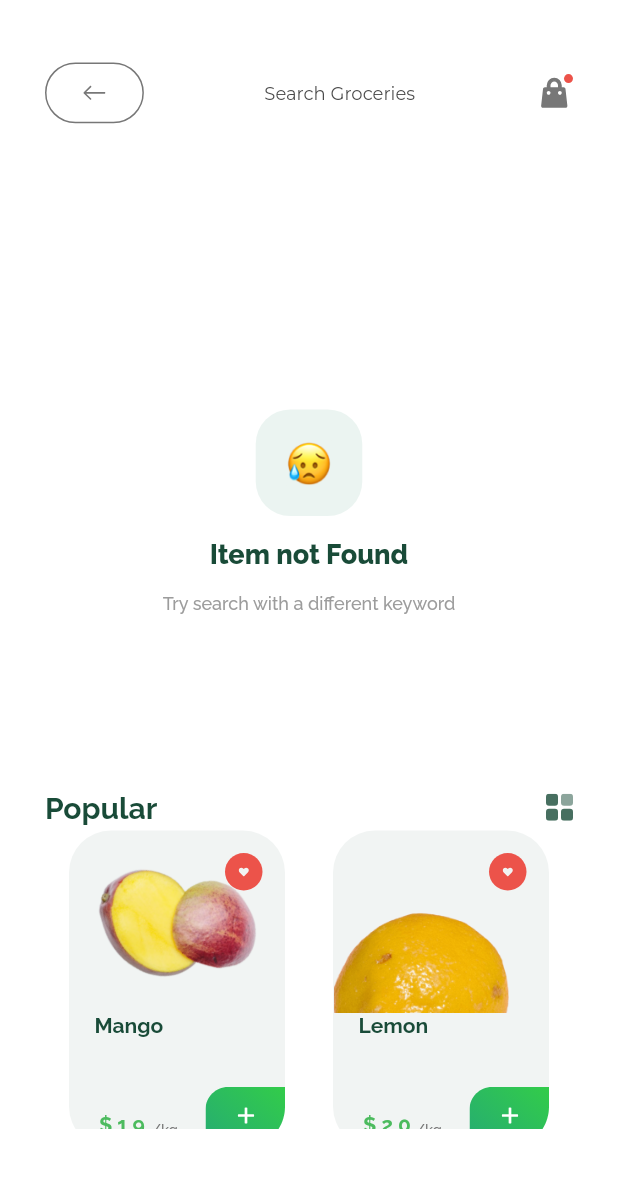
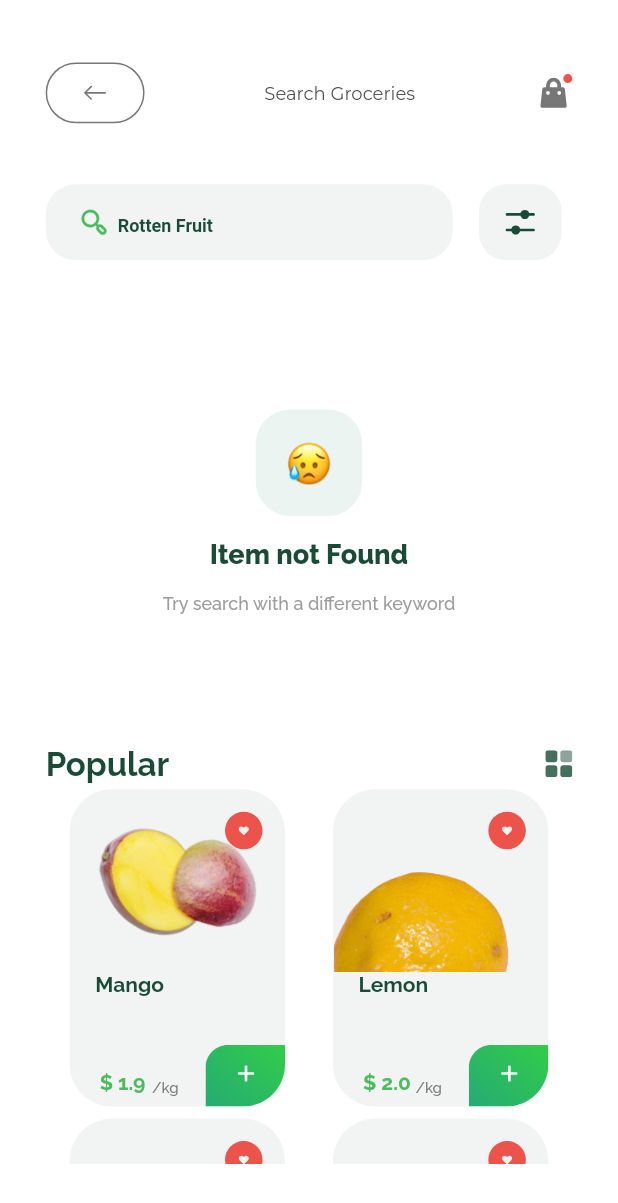
Before and after one commit to ravshan1119/git_tutorial, a Flutter app: the Screen2 screen opened directly, on a phone screen of 412 x 824 dp. Shown: the top 1203 px of the screen. Run offline on Flutter 3.47's test engine with Material 2 defaults, Android fonts, the phone set to English and light mode, and no system bars; drawn by our look-alikes of zoom_tap_animation; our stand-ins replace flutter_screenutil, flutter_svg; project files that could hold a hidden picture were left out.

Commit message:
screen 2 yangilandi! part-4

```diff
--- a/lib/ui/screen_2/screen_2.dart
+++ b/lib/ui/screen_2/screen_2.dart
@@ -1,11 +1,14 @@
 import 'package:flutter/material.dart';
 import 'package:flutter_screenutil/flutter_screenutil.dart';
 import 'package:flutter_svg/flutter_svg.dart';
+import 'package:git_tutorial/ui/home/home_screen.dart';
 import 'package:git_tutorial/utils/app_colors.dart';
 import 'package:git_tutorial/utils/app_image.dart';
+import 'package:git_tutorial/widgets/global_control.dart';
 import 'package:zoom_tap_animation/zoom_tap_animation.dart';
 
 import '../../widgets/global_products.dart';
+import '../../widgets/global_search_field.dart';
 
 class Screen2 extends StatefulWidget {
   const Screen2({Key? key}) : super(key: key);
@@ -20,8 +23,10 @@ class _Screen2State extends State<Screen2> {
     return SafeArea(
       child: Scaffold(
         backgroundColor: Colors.white,
-        body: Padding(
-          padding: const EdgeInsets.symmetric(horizontal: 30),
+        body: ListView(
+          children: [
+            Padding(
+              padding: EdgeInsets.symmetric(horizontal: 30.h),
               child: Column(
                 children: [
                   Padding(
@@ -42,7 +47,12 @@ class _Screen2State extends State<Screen2> {
                               child: SvgPicture.asset(AppImages.arrow),
                             ),
                           ),
-                      onTap: () {},
+                          onTap: () {
+                            Navigator.push(
+                                context,
+                                MaterialPageRoute(
+                                    builder: (context) => AllScreenButton()));
+                          },
                         ),
                         const Text(
                           "Search Groceries",
@@ -53,15 +63,21 @@ class _Screen2State extends State<Screen2> {
                             color: AppColors.C_4B4B4B,
                           ),
                         ),
-                    ZoomTapAnimation(child: SvgPicture.asset(AppImages.bag)),
+                        ZoomTapAnimation(
+                            child: SvgPicture.asset(AppImages.bag)),
                       ],
                     ),
                   ),
+                  Row(
+                    children: [
+                      GlobalSearchField(
+                        title: "Rotten Fruit",
+                      ),
                       SizedBox(
-                height: 50.h,
-                child: Row(
-                  children: [],
+                        width: 16.w,
                       ),
+                      GlobalControl(onTap: () {}),
+                    ],
                   ),
                   SizedBox(
                     height: 98.h,
@@ -77,7 +93,8 @@ class _Screen2State extends State<Screen2> {
                               borderRadius: BorderRadius.circular(23)),
                           height: 70.h,
                           width: 70.h,
-                      child: Center(child: Padding(
+                          child: Center(
+                              child: Padding(
                             padding: const EdgeInsets.all(20),
                             child: Image.asset(AppImages.smilePNG),
                           )),
@@ -108,15 +125,15 @@ class _Screen2State extends State<Screen2> {
                     ),
                   ),
                   SizedBox(
-                height: 100.h,
+                    height: 70.h,
                   ),
                   Row(
                     mainAxisAlignment: MainAxisAlignment.spaceBetween,
                     children: [
-                  const Text(
+                      Text(
                         "Popular",
                         style: TextStyle(
-                        fontSize: 20,
+                            fontSize: 20.sp,
                             fontWeight: FontWeight.w700,
                             color: AppColors.C_194B38,
                             fontFamily: "Raleway"),
@@ -125,13 +142,12 @@ class _Screen2State extends State<Screen2> {
                     ],
                   ),
                   SizedBox(
-                height: 200.h,
+                    height: 250.h,
                     width: double.infinity - 60,
                     child: GridView(
                       physics: BouncingScrollPhysics(),
                       gridDelegate: SliverGridDelegateWithFixedCrossAxisCount(
-                    childAspectRatio: 0.80,
-                      crossAxisCount: 2),
+                          childAspectRatio: 0.80, crossAxisCount: 2),
                       children: [
                         ...List.generate(
                             products.length, (index) => products[index])
@@ -140,6 +156,8 @@ class _Screen2State extends State<Screen2> {
                   )
                 ],
               ),
+            )
+          ],
         ),
       ),
     );
```
Lines whose indentation alone changed are shown as unchanged.
